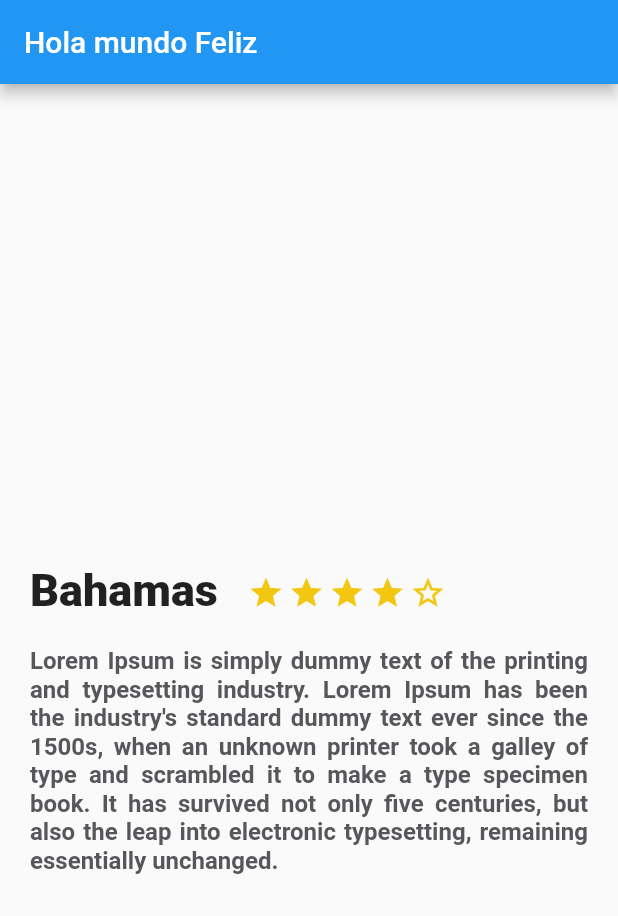
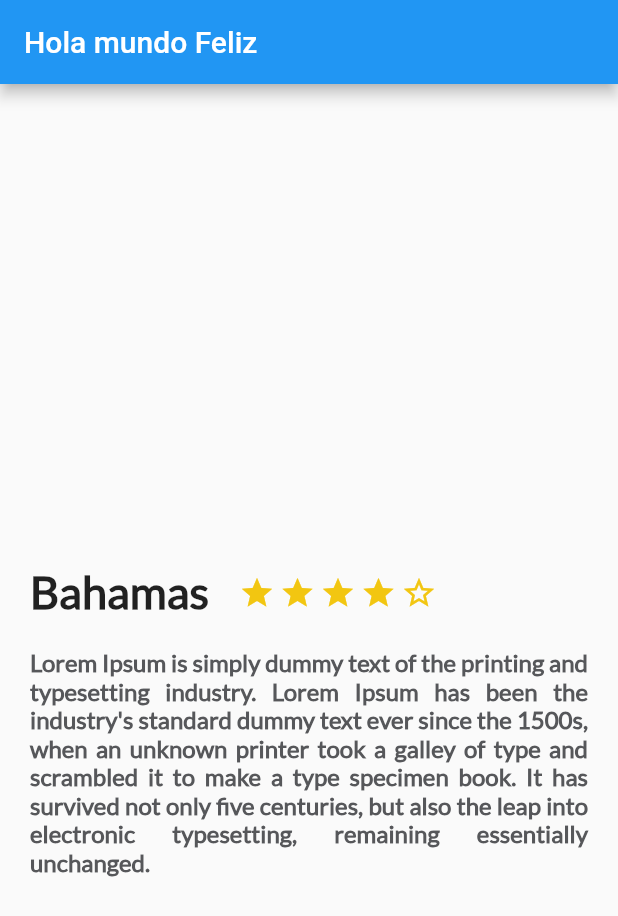
Before and after one commit to hectortllo/flutter_trips_app, a Flutter app: the screen it shows after launch, on a phone screen of 412 x 824 dp. Shown: the top 916 px of the screen. Run offline on Flutter 3.47's test engine with Material 2 defaults, Android fonts, the phone set to English and light mode, and no system bars.

Commit message:
Se agregó una nueva fuente para la letra

```diff
--- a/lib/description_place.dart
+++ b/lib/description_place.dart
@@ -51,7 +51,8 @@ class DescriptionPlace extends StatelessWidget{
       ),
       child: new Text(
         descriptionPlace,
-        style: TextStyle(
+        style: const TextStyle(
+          fontFamily: "Lato",
           fontSize: 16.0,
           fontWeight: FontWeight.bold,
           color: Color(0xFF56575a)
@@ -71,6 +72,7 @@ class DescriptionPlace extends StatelessWidget{
           child: Text(
             namePlace,
             style: TextStyle(
+              fontFamily: "Lato",
               fontSize: 30.0,
               fontWeight: FontWeight.w900
             ),
--- a/pubspec.yaml
+++ b/pubspec.yaml
@@ -38,6 +38,10 @@ dev_dependencies:
 
 # The following section is specific to Flutter.
 flutter:
+  fonts:
+    - family: "Lato"
+      fonts:
+        - asset: fonts/Lato-Regular.ttf
 
   # The following line ensures that the Material Icons font is
   # included with your application, so that you can use the icons in
```
Also changed, not shown: fonts/Lato-Regular.ttf (added).
